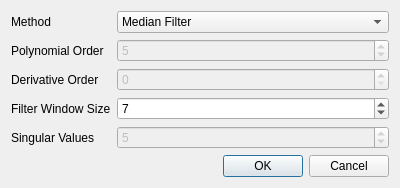
First picture: the form in filterdialog.ui, repository VespucciProject/Vespucci, before the edit.
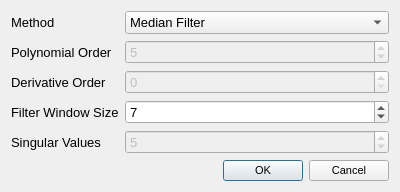
Second picture: the form after the edit.

Commit message: UI enhancements (larger dialogs with larger font (10 pt instead of 8 pt), plot preview interactions (mouse wheel zoom, drag), simplification of forms). Implementation of composite datasets through MetaDataset and MetaDatasetDialog.

Diff of the .ui file:
```diff
--- a/filterdialog.ui
+++ b/filterdialog.ui
@@ -10,6 +10,11 @@
     <height>171</height>
    </rect>
   </property>
+  <property name="font">
+   <font>
+    <pointsize>10</pointsize>
+   </font>
+  </property>
   <property name="windowTitle">
    <string>Dialog</string>
   </property>
@@ -110,6 +115,11 @@
    </item>
    <item row="5" column="1">
     <widget class="QDialogButtonBox" name="buttonBox">
+     <property name="font">
+      <font>
+       <pointsize>8</pointsize>
+      </font>
+     </property>
      <property name="orientation">
       <enum>Qt::Horizontal</enum>
      </property>
```
Left out of the diff: 2 changed lines with no effect on the pictures. The commit also changes 36 other files.
